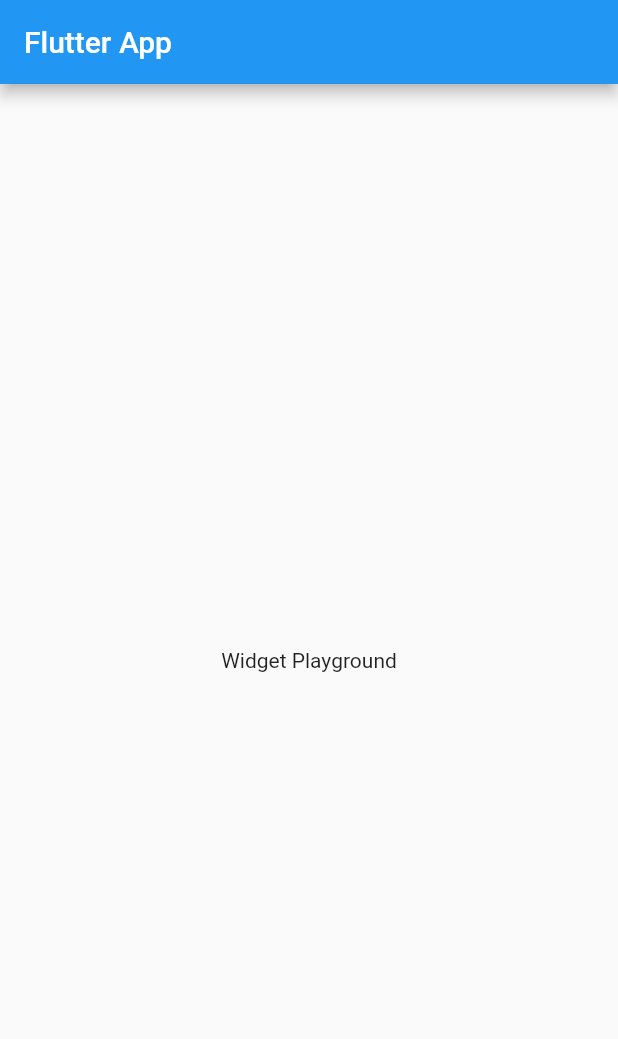
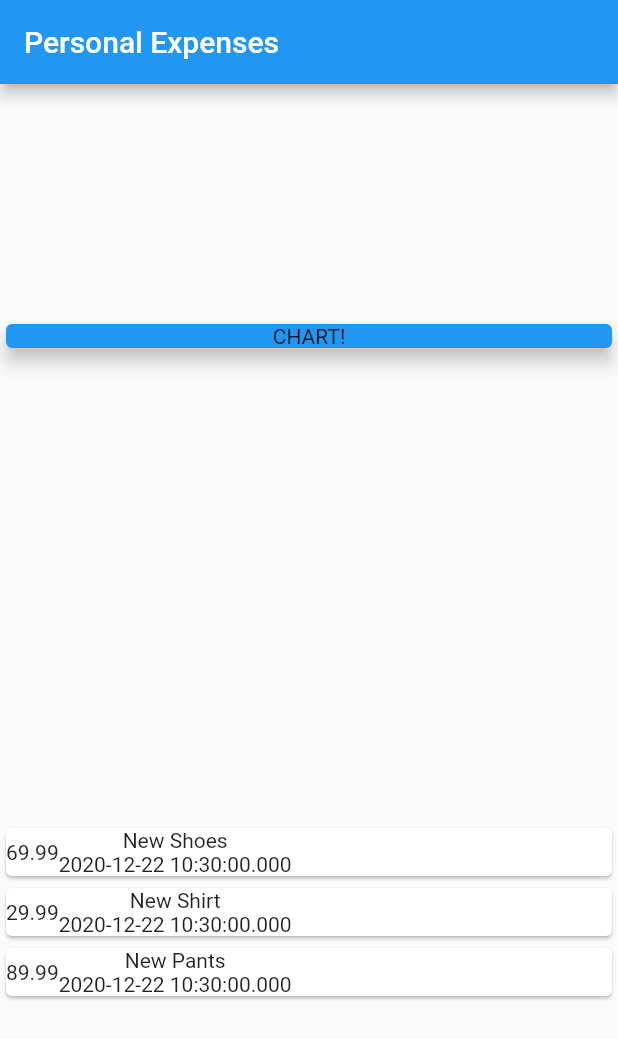
Before and after one commit to PyFinn/personal_expenses, a Flutter app: the screen it shows after launch, on a phone screen of 412 x 824 dp. Shown: the top 1039 px of the screen. Run offline on Flutter 3.47's test engine with Material 2 defaults, Android fonts, the phone set to English and light mode, and no system bars.

```diff
--- a/lib/main.dart
+++ b/lib/main.dart
@@ -1,4 +1,5 @@
 import 'package:flutter/material.dart';
+import 'package:personal_expenses/transaction.dart';
 
 void main() {
   runApp(MyApp());
@@ -19,14 +20,47 @@ class MyApp extends StatelessWidget {
 }
 
 class MyHomePage extends StatelessWidget {
+  final List<Transaction> transactions = [
+    Transaction(
+        id: 't1', title: 'New Shoes', amount: 69.99, date: DateTime.now()),
+    Transaction(
+        id: 't2', title: 'New Shirt', amount: 29.99, date: DateTime.now()),
+    Transaction(
+        id: 't3', title: 'New Pants', amount: 89.99, date: DateTime.now())
+  ];
+
   @override
   Widget build(BuildContext context) {
     return Scaffold(
       appBar: AppBar(
-        title: Text('Flutter App'),
+        title: Text('Personal Expenses'),
       ),
-      body: Center(
-        child: Text('Widget Playground'),
+      body: Column(
+        mainAxisAlignment: MainAxisAlignment.spaceAround,
+        crossAxisAlignment: CrossAxisAlignment.stretch,
+        children: <Widget>[
+          Card(
+            color: Colors.blue,
+            child: Center(child: Text('CHART!')),
+            elevation: 5,
+          ),
+          Column(
+            children: transactions.map((e) {
+              return Card(
+                child: Row(
+                  children: [
+                    Container(
+                      child: Text(e.amount.toString()),
+                    ),
+                    Column(
+                      children: [Text(e.title), Text(e.date.toString())],
+                    )
+                  ],
+                ),
+              );
+            }).toList(),
+          )
+        ],
       ),
     );
   }
--- /dev/null
+++ b/lib/transaction.dart
@@ -0,0 +1,14 @@
+import 'package:flutter/foundation.dart';
+
+class Transaction {
+  final String id;
+  final String title;
+  final double amount;
+  final DateTime date;
+
+  Transaction(
+      {@required this.id,
+      @required this.title,
+      @required this.amount,
+      @required this.date});
+}
```
